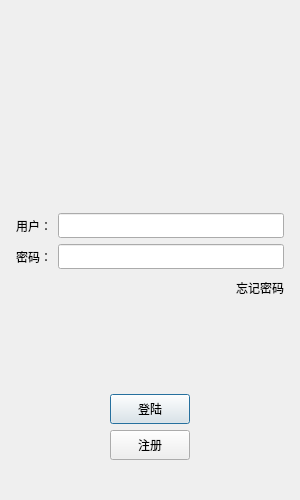
Before: the Qt Designer form Qtwidget/chat/logindialog.ui in halfrmon/Wechat, drawn with Qt 5.
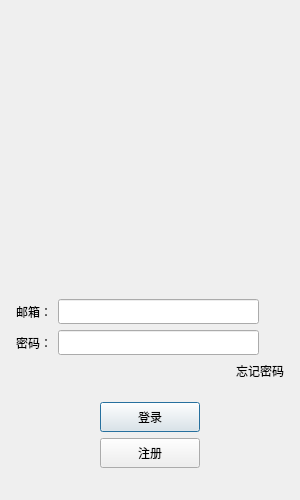
After: the same form once the commit is applied. Icons and pictures are not drawn. Custom widgets are drawn as their Qt base class.

What changed in the file:
```diff
--- a/Qtwidget/chat/logindialog.ui
+++ b/Qtwidget/chat/logindialog.ui
@@ -25,9 +25,9 @@
   <property name="windowTitle">
    <string>Dialog</string>
   </property>
-  <layout class="QVBoxLayout" name="verticalLayout_2">
+  <layout class="QVBoxLayout" name="verticalLayout_3">
    <item>
-    <layout class="QVBoxLayout" name="verticalLayout">
+    <layout class="QVBoxLayout" name="verticalLayout_2">
      <property name="leftMargin">
       <number>5</number>
      </property>
@@ -41,9 +41,12 @@
       <number>5</number>
      </property>
      <item>
-      <spacer name="verticalSpacer">
-       <property name="orientation">
-        <enum>Qt::Vertical</enum>
+      <widget class="QLabel" name="err_tip">
+       <property name="minimumSize">
+        <size>
+         <width>0</width>
+         <height>25</height>
+        </size>
        </property>
        <property name="sizeHint" stdset="0">
         <size>
@@ -51,10 +54,6 @@
          <height>40</height>
         </size>
        </property>
-      </spacer>
-     </item>
-     <item>
-      <widget class="QLabel" name="label">
        <property name="text">
         <string/>
        </property>
@@ -66,6 +65,37 @@
        </property>
       </widget>
      </item>
+     <item>
+      <widget class="QWidget" name="head_widget" native="true">
+       <property name="minimumSize">
+        <size>
+         <width>200</width>
+         <height>230</height>
+        </size>
+       </property>
+       <layout class="QGridLayout" name="gridLayout">
+        <item row="1" column="0">
+         <widget class="QLabel" name="ead_label">
+          <property name="minimumSize">
+           <size>
+            <width>200</width>
+            <height>200</height>
+           </size>
+          </property>
+          <property name="maximumSize">
+           <size>
+            <width>200</width>
+            <height>200</height>
+           </size>
+          </property>
+          <property name="text">
+           <string/>
+          </property>
+         </widget>
+        </item>
+       </layout>
+      </widget>
+     </item>
      <item>
       <spacer name="verticalSpacer_3">
        <property name="orientation">
@@ -79,48 +109,64 @@
        </property>
       </spacer>
      </item>
-     <item>
-      <layout class="QHBoxLayout" name="horizontalLayout">
-       <item>
-        <widget class="QLabel" name="user_edit">
-         <property name="minimumSize">
-          <size>
-           <width>0</width>
-           <height>25</height>
-          </size>
-         </property>
-         <property name="maximumSize">
-          <size>
-           <width>16777215</width>
-           <height>25</height>
-          </size>
-         </property>
-         <property name="text">
-          <string>用户：</string>
-         </property>
-        </widget>
-       </item>
-       <item>
-        <widget class="QLineEdit" name="user_label">
-         <property name="minimumSize">
-          <size>
-           <width>0</width>
-           <height>25</height>
-          </size>
-         </property>
-         <property name="maximumSize">
-          <size>
-           <width>16777215</width>
-           <height>25</height>
-          </size>
-         </property>
-        </widget>
-       </item>
-      </layout>
-     </item>
      <item>
       <layout class="QHBoxLayout" name="horizontalLayout_2">
        <item>
+        <widget class="QLabel" name="email_lb">
+         <property name="minimumSize">
+          <size>
+           <width>0</width>
+           <height>25</height>
+          </size>
+         </property>
+         <property name="maximumSize">
+          <size>
+           <width>16777215</width>
+           <height>25</height>
+          </size>
+         </property>
+         <property name="text">
+          <string>邮箱：</string>
+         </property>
+        </widget>
+       </item>
+       <item>
+        <widget class="QLineEdit" name="email_edit">
+         <property name="minimumSize">
+          <size>
+           <width>0</width>
+           <height>25</height>
+          </size>
+         </property>
+         <property name="maximumSize">
+          <size>
+           <width>16777215</width>
+           <height>25</height>
+          </size>
+         </property>
+        </widget>
+       </item>
+       <item>
+        <spacer name="horizontalSpacer_6">
+         <property name="orientation">
+          <enum>Qt::Horizontal</enum>
+         </property>
+         <property name="sizeType">
+          <enum>QSizePolicy::Fixed</enum>
+         </property>
+         <property name="sizeHint" stdset="0">
+          <size>
+           <width>25</width>
+           <height>20</height>
+          </size>
+         </property>
+        </spacer>
+       </item>
+      </layout>
+     </item>
+     <item>
+      <layout class="QHBoxLayout" name="horizontalLayout_3">
+       <item>
         <widget class="QLabel" name="pass_label">
          <property name="minimumSize">
           <size>
@@ -155,10 +201,26 @@
          </property>
         </widget>
        </item>
+       <item>
+        <spacer name="horizontalSpacer_7">
+         <property name="orientation">
+          <enum>Qt::Horizontal</enum>
+         </property>
+         <property name="sizeType">
+          <enum>QSizePolicy::Fixed</enum>
+         </property>
+         <property name="sizeHint" stdset="0">
+          <size>
+           <width>25</width>
+           <height>20</height>
+          </size>
+         </property>
+        </spacer>
+       </item>
       </layout>
      </item>
      <item>
-      <layout class="QHBoxLayout" name="horizontalLayout_3">
+      <layout class="QHBoxLayout" name="horizontalLayout_4">
        <item>
         <spacer name="horizontalSpacer">
          <property name="orientation">
@@ -173,25 +235,10 @@
         </spacer>
        </item>
        <item>
-        <widget class="QLabel" name="forget_label">
-         <property name="minimumSize">
-          <size>
-           <width>0</width>
-           <height>25</height>
-          </size>
-         </property>
-         <property name="maximumSize">
-          <size>
-           <width>16777215</width>
-           <height>25</height>
-          </size>
-         </property>
+        <widget class="ClickedLabel" name="forget_label">
          <property name="text">
           <string>忘记密码</string>
          </property>
-         <property name="textFormat">
-          <enum>Qt::AutoText</enum>
-         </property>
         </widget>
        </item>
       </layout>
@@ -210,7 +257,7 @@
       </spacer>
      </item>
      <item>
-      <layout class="QHBoxLayout" name="horizontalLayout_4">
+      <layout class="QHBoxLayout" name="horizontalLayout_5">
        <item>
         <spacer name="horizontalSpacer_2">
          <property name="orientation">
@@ -228,12 +275,12 @@
         <widget class="QPushButton" name="login_btn">
          <property name="minimumSize">
           <size>
-           <width>80</width>
+           <width>100</width>
            <height>30</height>
           </size>
          </property>
          <property name="text">
-          <string>登陆</string>
+          <string>登录</string>
          </property>
         </widget>
        </item>
@@ -253,7 +300,7 @@
       </layout>
      </item>
      <item>
-      <layout class="QHBoxLayout" name="horizontalLayout_5">
+      <layout class="QHBoxLayout" name="horizontalLayout_6">
        <item>
         <spacer name="horizontalSpacer_4">
          <property name="orientation">
@@ -271,7 +318,7 @@
         <widget class="QPushButton" name="reg_btn">
          <property name="minimumSize">
           <size>
-           <width>80</width>
+           <width>100</width>
            <height>30</height>
           </size>
          </property>
@@ -296,16 +343,29 @@
       </layout>
      </item>
      <item>
-      <widget class="QWidget" name="widget" native="true">
-       <layout class="QGridLayout" name="gridLayout"/>
-      </widget>
+      <spacer name="verticalSpacer">
+       <property name="orientation">
+        <enum>Qt::Vertical</enum>
+       </property>
+       <property name="sizeHint" stdset="0">
+        <size>
+         <width>20</width>
+         <height>40</height>
+        </size>
+       </property>
+      </spacer>
      </item>
     </layout>
    </item>
   </layout>
  </widget>
- <resources>
-  <include location="rc.qrc"/>
- </resources>
+ <customwidgets>
+  <customwidget>
+   <class>ClickedLabel</class>
+   <extends>QLabel</extends>
+   <header>clickedlabel.h</header>
+  </customwidget>
+ </customwidgets>
+ <resources/>
  <connections/>
 </ui>
```
Left out of the diff: 9 changed lines with no effect on the pictures.
